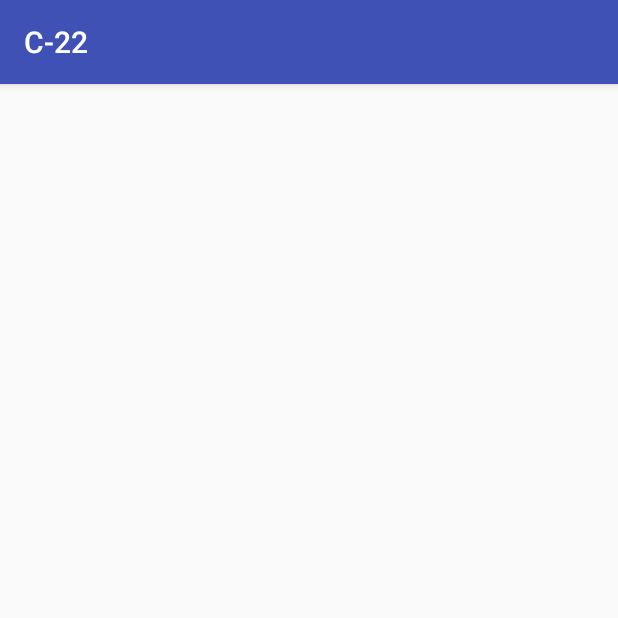
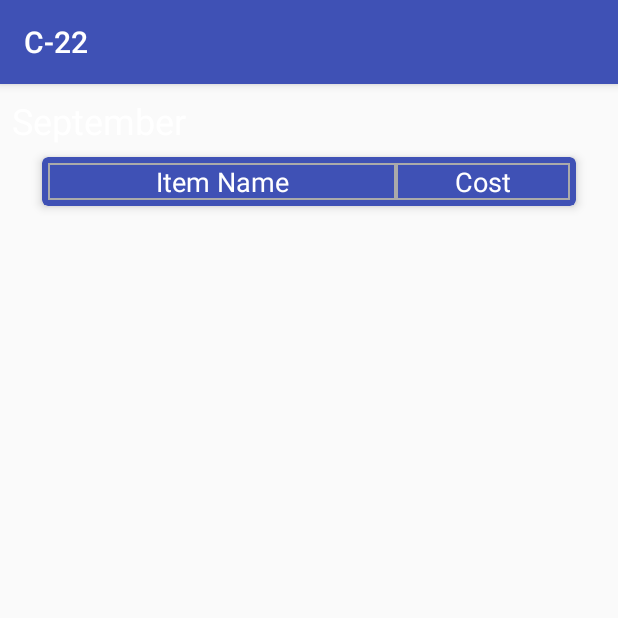
Before and after one commit to durzoflint/C-22, an Android app: the fragment FragmentRecordClass shown on its own in the app's theme, on a phone screen of 412 x 824 dp, the top half of it. Run offline under Robolectric (Android 15) with nearby library versions, the phone set to English and light mode, and no system bars.

Commit message:
Comeplete layout for Records

```diff
--- a/app/src/main/res/layout/fragment_record.xml
+++ b/app/src/main/res/layout/fragment_record.xml
@@ -1,7 +1,80 @@
 <?xml version="1.0" encoding="utf-8"?>
-<ScrollView
-    xmlns:android="http://schemas.android.com/apk/res/android"
+<ScrollView xmlns:android="http://schemas.android.com/apk/res/android"
     android:layout_width="match_parent"
-    android:layout_height="match_parent">
+    android:layout_height="match_parent"
+    xmlns:card_view="http://schemas.android.com/apk/res-auto">
 
+
+    <RelativeLayout
+        android:layout_width="match_parent"
+        android:layout_height="wrap_content"
+        android:layout_margin="8dp">
+
+        <android.support.v7.widget.CardView
+            android:id="@+id/card_view1"
+            android:layout_width="wrap_content"
+            android:layout_height="wrap_content"
+            android:layout_alignParentEnd="true"
+            android:layout_alignParentStart="true"
+            android:layout_below="@+id/textView"
+            android:layout_centerHorizontal="true"
+            android:layout_marginBottom="8dp"
+            android:layout_marginEnd="20dp"
+            android:layout_marginStart="20dp"
+            android:layout_marginTop="8dp"
+            card_view:cardBackgroundColor="@color/colorPrimary"
+            card_view:cardCornerRadius="4dp"
+            card_view:cardElevation="4dp"
+            card_view:contentPadding="4dp">
+
+            <LinearLayout
+                android:layout_width="match_parent"
+                android:layout_height="match_parent"
+                android:orientation="vertical">
+
+                <LinearLayout
+                    android:layout_width="match_parent"
+                    android:layout_height="match_parent"
+                    android:orientation="horizontal">
+
+                    <TextView
+                        android:layout_width="match_parent"
+                        android:layout_height="wrap_content"
+                        android:layout_weight="1"
+                        android:background="@drawable/border"
+                        android:gravity="center_horizontal"
+                        android:text="Item Name"
+                        android:textColor="@android:color/white"
+                        android:textSize="18sp" />
+
+                    <TextView
+                        android:id="@+id/textView7"
+                        android:layout_width="match_parent"
+                        android:layout_height="wrap_content"
+                        android:layout_weight="2"
+                        android:background="@drawable/border"
+                        android:gravity="center_horizontal"
+                        android:text="Cost"
+                        android:textColor="@android:color/white"
+                        android:textSize="18sp" />
+                </LinearLayout>
+
+                <LinearLayout
+                    android:id="@+id/data"
+                    android:layout_width="match_parent"
+                    android:layout_height="match_parent"
+                    android:orientation="vertical">
+
+                </LinearLayout>
+            </LinearLayout>
+        </android.support.v7.widget.CardView>
+
+        <TextView
+            android:id="@+id/textView"
+            android:layout_width="wrap_content"
+            android:layout_height="wrap_content"
+            android:text="September"
+            android:textColor="@android:color/white"
+            android:textSize="24sp" />
+    </RelativeLayout>
 </ScrollView>
```
